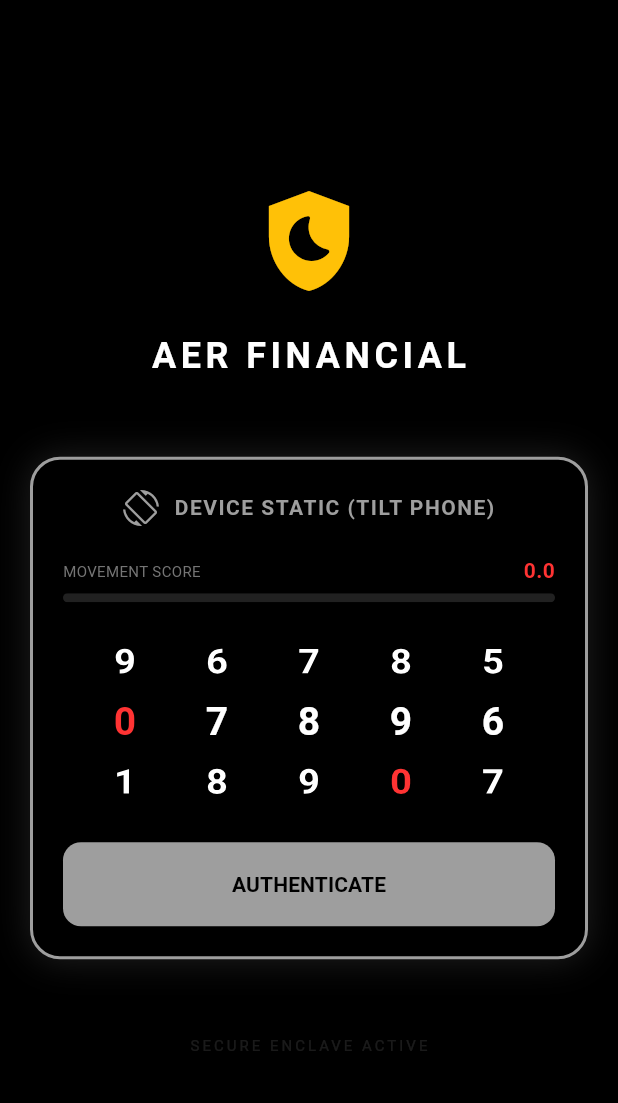
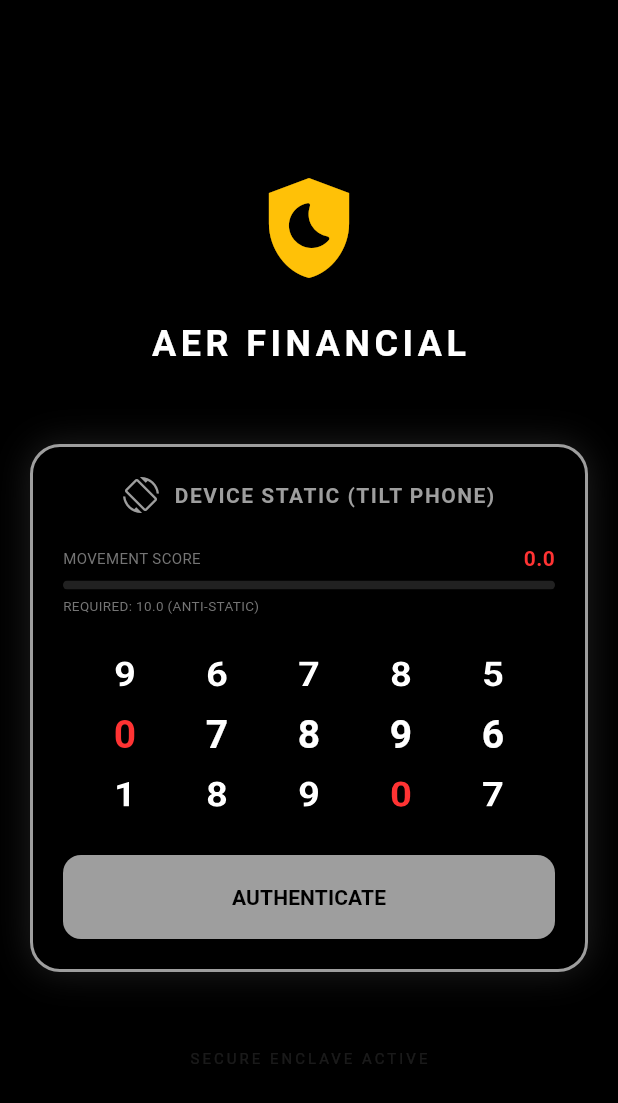
Before and after one commit to aerevo/CryptexAer, a Flutter app: the screen it shows after launch, on a phone screen of 412 x 824 dp. Shown: the top 1103 px of the screen. Run offline on Flutter 3.47's test engine with Material 3 defaults, Android fonts, the phone set to English and light mode, and no system bars; our stand-ins replace sensors_plus, shared_preferences; missing offline and left inert: flutter_jailbreak_detection.

Commit message:
Update cla_widget.dart

```diff
--- a/lib/cryptex_lock/src/cla_widget.dart
+++ b/lib/cryptex_lock/src/cla_widget.dart
@@ -1,5 +1,5 @@
 import 'dart:async';
-import 'dart:math';
+import 'dart:math'; // WAJIB untuk kira sudut
 import 'package:flutter/material.dart';
 import 'package:flutter/services.dart';
 import 'package:sensors_plus/sensors_plus.dart';
@@ -29,64 +29,74 @@ class CryptexLock extends StatefulWidget {
 class _CryptexLockState extends State<CryptexLock> {
   StreamSubscription<AccelerometerEvent>? _accelSub;
 
-  // SENSOR LOGIC (DELTA MOVEMENT)
-  double _lastX = 0, _lastY = 0, _lastZ = 0;
+  // --- ALGORITMA: DELTA MOVEMENT (Sudut + Gegar) ---
+  double _lastX = 0;
+  double _lastY = 0;
+  double _lastZ = 0;
+
+  // Markah Kemanusiaan (0.0 - 50.0)
   double _humanScore = 0.0;
   bool _isHuman = false;
+
+  // SENSITIVITI
   static const double MOVEMENT_THRESHOLD = 0.3;
-  static const double DECAY_RATE = 0.5;
+  static const double DECAY_RATE = 0.5; // Markah turun kalau diam
 
   // SCROLL CONTROLLERS (Untuk Sinkronisasi Roda Rawak)
   late List<FixedExtentScrollController> _scrollControllers;
 
-  // COLORS
-  final Color _colLocked = const Color(0xFFFFD700);
-  final Color _colFail = const Color(0xFFFF9800);
-  final Color _colJam = const Color(0xFFFF3333);
-  final Color _colUnlock = const Color(0xFF00E676);
-  final Color _colDead = Colors.grey;
+  // WARNA STATUS
+  final Color _colLocked = const Color(0xFFFFD700); // Emas (Sedia)
+  final Color _colFail = const Color(0xFFFF9800);   // Oren (Salah)
+  final Color _colJam = const Color(0xFFFF3333);    // Merah (Jammed)
+  final Color _colUnlock = const Color(0xFF00E676); // Hijau (Berjaya)
+  final Color _colDead = Colors.grey;               // Kelabu (Lantai/Meja)
+  final Color _colRoot = Colors.purpleAccent;       // Ungu (Root/Jailbreak)
 
   @override
   void initState() {
     super.initState();
-    _initScrollControllers(); // Initialize Controllers
+    _initScrollControllers();
     _startListening();
   }
 
-  // UPDATE: Inisialisasi Roda ikut Nilai Rawak Controller
+  // Inisialisasi Roda ikut Nilai Rawak Controller
   void _initScrollControllers() {
     _scrollControllers = List.generate(5, (index) {
-      // Ambil nilai rawak dari controller
+      // Ambil nilai rawak dari controller supaya UI tak lari
       int startVal = widget.controller.getInitialValue(index);
       return FixedExtentScrollController(initialItem: startVal);
     });
   }
 
-  // UPDATE: Kalau Controller tukar nilai (cth: lepas reset), UI kena ikut
-  @override
-  void didUpdateWidget(CryptexLock oldWidget) {
-    super.didUpdateWidget(oldWidget);
-    if (widget.controller != oldWidget.controller) {
-       // Reset controllers logic if needed (Advanced)
-    }
-  }
-
   void _startListening() {
     _accelSub = accelerometerEvents.listen((AccelerometerEvent e) {
+      // 1. Kira perbezaan (Delta) dari bacaan terakhir
       double deltaX = (e.x - _lastX).abs();
       double deltaY = (e.y - _lastY).abs();
       double deltaZ = (e.z - _lastZ).abs();
-      _lastX = e.x; _lastY = e.y; _lastZ = e.z;
 
+      // Kemaskini data terakhir
+      _lastX = e.x;
+      _lastY = e.y;
+      _lastZ = e.z;
+
+      // 2. Jumlahkan semua perubahan
       double totalDelta = deltaX + deltaY + deltaZ;
 
+      // 3. Sistem Pemarkahan (Score Accumulator)
       if (totalDelta > MOVEMENT_THRESHOLD) {
+        // Kalau bergerak (tangan), markah naik
         _humanScore += totalDelta;
       } else {
+        // Kalau diam (lantai), markah turun (reput)
         _humanScore -= DECAY_RATE;
       }
+
+      // Kunci markah antara 0 hingga 50
       _humanScore = _humanScore.clamp(0.0, 50.0);
 
+      // 4. Penentuan Mutlak (Markah Lulus: 10.0)
       bool detectedHuman = _humanScore > 10.0;
 
       if (mounted) {
@@ -100,12 +110,12 @@ class _CryptexLockState extends State<CryptexLock> {
   @override
   void dispose() {
     _accelSub?.cancel();
-    // Dispose scroll controllers
     for (var c in _scrollControllers) c.dispose();
     super.dispose();
   }
 
   void _handleUnlock() {
+    // Hantar keputusan Bio-Metric ke Controller
     widget.controller.validateAttempt(hasPhysicalMovement: _isHuman);
   }
 
@@ -114,9 +124,6 @@ class _CryptexLockState extends State<CryptexLock> {
     return AnimatedBuilder(
       animation: widget.controller,
       builder: (context, child) {
-        // Semak kalau sistem baru lepas RESET (Scramble)
-        // Kita mungkin perlu jumpTo item baru secara manual jika values berubah drastik
-        // Tapi untuk MVP, initialItem sudah cukup.
         return _buildStateUI(widget.controller.state);
       },
     );
@@ -128,6 +135,7 @@ class _CryptexLockState extends State<CryptexLock> {
     IconData statusIcon;
     bool isInputDisabled = false;
 
+    // Logik Paparan
     switch (state) {
       case SecurityState.LOCKED:
         if (_isHuman) {
@@ -140,23 +148,35 @@ class _CryptexLockState extends State<CryptexLock> {
           statusIcon = Icons.screen_rotation;
         }
         break;
+
       case SecurityState.VALIDATING:
         activeColor = Colors.white;
-        statusText = "VERIFYING...";
+        statusText = "VERIFYING SECURITY...";
         statusIcon = Icons.radar;
         isInputDisabled = true;
         break;
+
       case SecurityState.SOFT_LOCK:
         activeColor = _colFail;
         statusText = "FAILED (${widget.controller.failedAttempts}/3)";
         statusIcon = Icons.warning_amber_rounded;
         break;
+
       case SecurityState.HARD_LOCK:
         activeColor = _colJam;
         statusText = "JAMMED (${widget.controller.remainingLockoutSeconds}s)";
         statusIcon = Icons.block;
         isInputDisabled = true;
         break;
+
+      // --- UPDATE BARU: ROOT / JAILBREAK ---
+      case SecurityState.COMPROMISED:
+        activeColor = _colRoot;
+        statusText = "SECURITY RISK: ROOTED";
+        statusIcon = Icons.phonelink_erase;
+        isInputDisabled = true;
+        break;
+
       case SecurityState.UNLOCKED:
         activeColor = _colUnlock;
         statusText = "ACCESS GRANTED";
@@ -164,10 +184,17 @@ class _CryptexLockState extends State<CryptexLock> {
         isInputDisabled = true;
         Future.delayed(Duration.zero, widget.onSuccess);
         break;
+
+      // Default / Bot Simulation
       default:
         activeColor = _colLocked;
         statusText = "SYSTEM READY";
         statusIcon = Icons.lock;
+    }
+
+    // Kalau COMPROMISED (Root), kita bagi UI khas yang menakutkan sikit
+    if (state == SecurityState.COMPROMISED) {
+        return _buildCompromisedUI(activeColor, statusText, statusIcon);
     }
 
     return Container(
@@ -181,6 +208,7 @@ class _CryptexLockState extends State<CryptexLock> {
       child: Column(
         mainAxisSize: MainAxisSize.min,
         children: [
+          // 1. HEADER STATUS
           Row(
             mainAxisAlignment: MainAxisAlignment.center,
             children: [
@@ -195,7 +223,7 @@ class _CryptexLockState extends State<CryptexLock> {
 
           const SizedBox(height: 20),
 
-          // DEBUG BAR
+          // 2. BAR DEBUG SENSITIVITI (Untuk Kapten Audit)
           Column(
             crossAxisAlignment: CrossAxisAlignment.start,
             children: [
@@ -216,17 +244,23 @@ class _CryptexLockState extends State<CryptexLock> {
               ClipRRect(
                 borderRadius: BorderRadius.circular(4),
                 child: LinearProgressIndicator(
-                  value: _humanScore / 50.0,
+                  value: _humanScore / 50.0, // Skala penuh 50
                   backgroundColor: Colors.grey[900],
                   color: _isHuman ? _colUnlock : _colJam,
                   minHeight: 6,
                 ),
+              ),
+              const SizedBox(height: 4),
+              Text(
+                "REQUIRED: 10.0 (ANTI-STATIC)",
+                style: TextStyle(color: Colors.grey[600], fontSize: 9)
               ),
             ],
           ),
 
           const SizedBox(height: 20),
 
+          // 3. RODA EMAS
           SizedBox(
             height: 120,
             child: IgnorePointer(
@@ -240,6 +274,7 @@ class _CryptexLockState extends State<CryptexLock> {
 
           const SizedBox(height: 20),
 
+          // 4. BUTANG UTAMA
           SizedBox(
             width: double.infinity,
             child: ElevatedButton(
@@ -261,11 +296,48 @@ class _CryptexLockState extends State<CryptexLock> {
     );
   }
 
+  // UI KHAS UNTUK PERANTI ROOTED
+  Widget _buildCompromisedUI(Color color, String text, IconData icon) {
+    return Container(
+      padding: const EdgeInsets.all(30),
+      decoration: BoxDecoration(
+        color: const Color(0xFF1A001A), // Ungu Gelap
+        borderRadius: BorderRadius.circular(20),
+        border: Border.all(color: color, width: 2),
+        boxShadow: [BoxShadow(color: color.withOpacity(0.3), blurRadius: 30)],
+      ),
+      child: Column(
+        mainAxisSize: MainAxisSize.min,
+        children: [
+          Icon(icon, color: color, size: 48),
+          const SizedBox(height: 20),
+          Text(
+            "ACCESS DENIED",
+            style: TextStyle(
+              color: color,
+              fontSize: 20,
+              fontWeight: FontWeight.bold,
+              letterSpacing: 2.0,
+            ),
+          ),
+          const SizedBox(height: 10),
+          const Text(
+            "This device is compromised (Rooted/Jailbroken).\nBank-grade security protocols prevent execution.",
+            textAlign: TextAlign.center,
+            style: TextStyle(color: Colors.white70),
+          ),
+          const SizedBox(height: 20),
+          LinearProgressIndicator(color: color, backgroundColor: Colors.black),
+        ],
+      ),
+    );
+  }
+
   Widget _buildWheel(int index, Color color, bool disabled) {
     return SizedBox(
       width: 40,
       child: ListWheelScrollView.useDelegate(
-        controller: _scrollControllers[index], // GUNA CONTROLLER SINKRONISASI
+        controller: _scrollControllers[index], // GUNA CONTROLLER
         itemExtent: 40,
         physics: const FixedExtentScrollPhysics(),
         onSelectedItemChanged: (val) {
```
